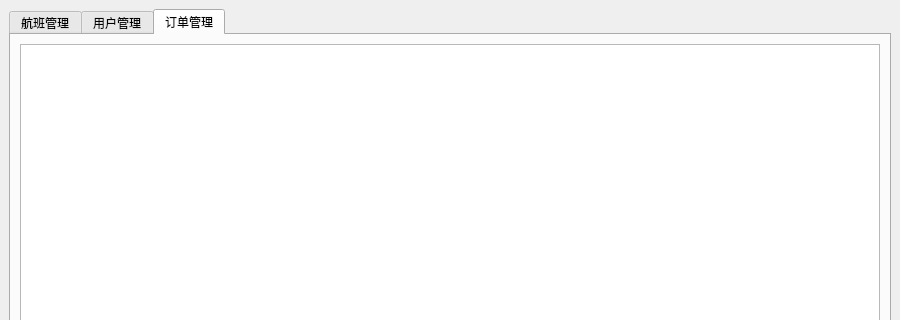
This is admin-app/admin_dashboard.ui in dormitory604/Ticketing-System-ver2.0 as Qt 5 draws it before an edit; both pictures show x 0 to 900 and y 0 to 320 of the 900 by 600 pixel window. The edited form follows.
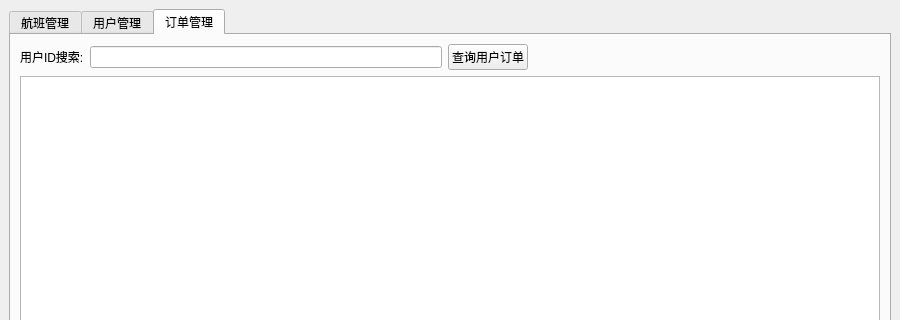
This is the edited form. The open tabs and pages were chosen to show the change.

Commit message: 增加了用户订单搜索与强制退票功能

```diff
--- a/admin-app/admin_dashboard.ui
+++ b/admin-app/admin_dashboard.ui
@@ -179,6 +179,42 @@
         <string>订单管理</string>
        </attribute>
        <layout class="QVBoxLayout" name="verticalLayout_4">
+        <!-- START: 订单搜索布局 (新增) -->
+        <item>
+         <layout class="QHBoxLayout" name="horizontalLayout_4">
+          <item>
+           <widget class="QLabel" name="label_10">
+            <property name="text">
+             <string>用户ID搜索:</string>
+            </property>
+           </widget>
+          </item>
+          <item>
+           <widget class="QLineEdit" name="txtSearchUserID"/>
+          </item>
+          <item>
+           <widget class="QPushButton" name="btnSearchUserOrders">
+            <property name="text">
+             <string>查询用户订单</string>
+            </property>
+           </widget>
+          </item>
+          <item>
+           <spacer name="horizontalSpacer_2">
+            <property name="orientation">
+             <enum>Qt::Orientation::Horizontal</enum>
+            </property>
+            <property name="sizeHint" stdset="0">
+             <size>
+              <width>40</width>
+              <height>20</height>
+             </size>
+            </property>
+           </spacer>
+          </item>
+         </layout>
+        </item>
+        <!-- END: 订单搜索布局 -->
         <item>
          <widget class="QTableWidget" name="bookingTable">
           <property name="selectionBehavior">
```
Left out of the diff: 12 changed lines with no effect on the pictures. The commit also changes 4 other files.
